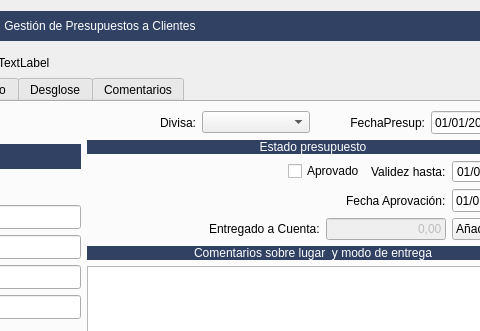
Qt form Zona_Ventas/frmpresupuestoscli.ui (arcnexus/RedFoX) before a commit; both pictures show x 381 to 861 and y 0 to 331 of the 962 by 632 pixel window.
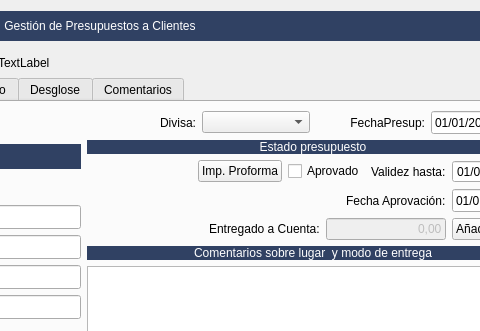
The same form after that commit. Icons and pictures are not drawn.

```diff
--- a/Zona_Ventas/frmpresupuestoscli.ui
+++ b/Zona_Ventas/frmpresupuestoscli.ui
@@ -290,6 +290,17 @@
                  </property>
                 </spacer>
                </item>
+               <item>
+                <widget class="QPushButton" name="btnProforma">
+                 <property name="text">
+                  <string>Imp. Proforma</string>
+                 </property>
+                 <property name="icon">
+                  <iconset resource="../maya.qrc">
+                   <normaloff>:/Icons/PNG/impresora2.png</normaloff>:/Icons/PNG/impresora2.png</iconset>
+                 </property>
+                </widget>
+               </item>
                <item>
                 <widget class="QCheckBox" name="chklAprovado">
                  <property name="text">
```
